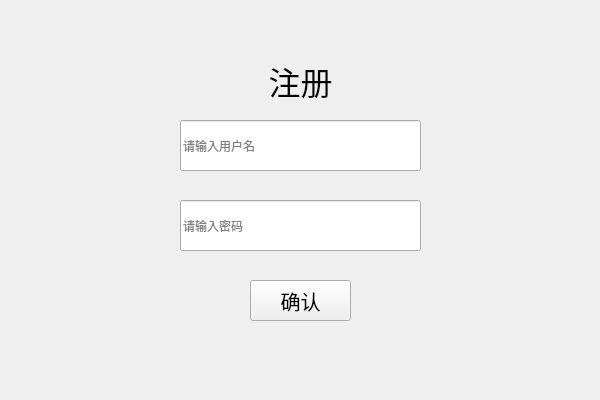
First picture: the form in ClientUI/Regist.ui, repository IDMoquan/Chatting_Room, before the edit.
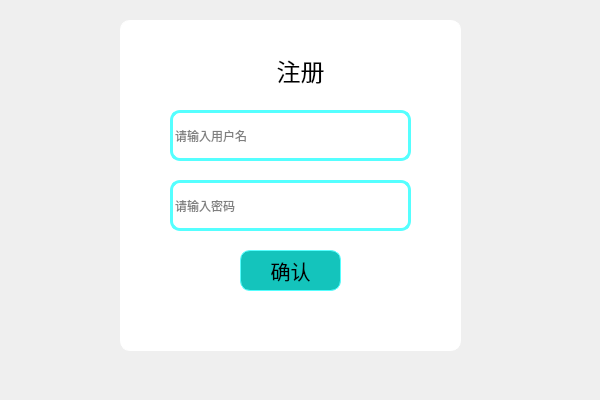
Second picture: the form after the edit.

What changed in the file:
```diff
--- a/ClientUI/Regist.ui
+++ b/ClientUI/Regist.ui
@@ -13,21 +13,48 @@
   <property name="windowTitle">
    <string>Regist</string>
   </property>
+  <widget class="QWidget" name="widget" native="true">
+   <property name="geometry">
+    <rect>
+     <x>120</x>
+     <y>20</y>
+     <width>341</width>
+     <height>331</height>
+    </rect>
+   </property>
+   <property name="styleSheet">
+    <string notr="true">QWidget {
+    
+	background-color: rgb(255, 255, 255);
+  	border: 1px solid #FFFFFF; /* 设置边框宽度为1像素，颜色为白色 */
+    border-radius: 10px; /* 设置边框圆角为10像素 */
+}
+</string>
+   </property>
   <widget class="QLabel" name="label">
    <property name="geometry">
     <rect>
-     <x>240</x>
-     <y>60</y>
+      <x>120</x>
+      <y>30</y>
      <width>121</width>
      <height>41</height>
     </rect>
    </property>
    <property name="font">
     <font>
-     <family>微软雅黑</family>
-     <pointsize>24</pointsize>
-    </font>
-   </property>
+      <family>幼圆</family>
+      <pointsize>18</pointsize>
+      <italic>false</italic>
+      <bold>false</bold>
+     </font>
+    </property>
+    <property name="styleSheet">
+     <string notr="true">QLabel {
+    color: rgb(0, 0, 0);
+	font: 18pt &quot;幼圆&quot;;
+ 	background-color: transparent;
+}</string>
+    </property>
    <property name="text">
     <string>注册</string>
    </property>
@@ -38,12 +65,20 @@
   <widget class="QLineEdit" name="lineEdit">
    <property name="geometry">
     <rect>
-     <x>180</x>
-     <y>120</y>
+      <x>50</x>
+      <y>90</y>
      <width>241</width>
      <height>51</height>
     </rect>
    </property>
+    <property name="styleSheet">
+     <string notr="true">QLineEdit {
+    border-radius: 10px; /* 设置边框圆角为10像素 */
+    border: 3px solid rgb(85, 255, 255); /* 设置边框颜色和宽度 */
+    background-color: transparent; /* 设置背景透明 */
+}
+</string>
+    </property>
    <property name="text">
     <string/>
    </property>
@@ -54,12 +89,20 @@
   <widget class="QLineEdit" name="lineEdit_2">
    <property name="geometry">
     <rect>
-     <x>180</x>
-     <y>200</y>
+      <x>50</x>
+      <y>160</y>
      <width>241</width>
      <height>51</height>
     </rect>
    </property>
+    <property name="styleSheet">
+     <string notr="true">QLineEdit {
+    border-radius: 10px; /* 设置边框圆角为10像素 */
+    border: 3px solid rgb(85, 255, 255); /* 设置边框颜色和宽度 */
+    background-color: transparent; /* 设置背景透明 */
+}
+</string>
+    </property>
    <property name="text">
     <string/>
    </property>
@@ -70,8 +113,8 @@
   <widget class="QPushButton" name="pushButton">
    <property name="geometry">
     <rect>
-     <x>250</x>
-     <y>280</y>
+      <x>120</x>
+      <y>230</y>
      <width>101</width>
      <height>41</height>
     </rect>
@@ -82,9 +125,27 @@
      <pointsize>15</pointsize>
     </font>
    </property>
+    <property name="styleSheet">
+     <string notr="true">QPushButton {
+    padding: 0px; /* 可以根据需要调整内边距 */
+    border: 1px solid rgb(85, 255, 255); /* 可以根据需要调整边框 */
+    text-align: center;
+	color:rgb(0, 0, 0);
+    border-radius: 10px; /* 设置边框圆角为10像素 */
+	background-color:rgb(20, 196, 188);
+}
+QPushButton:hover {
+    background-color: #f0f0f0; /* 鼠标悬停时的背景色 */
+}
+QPushButton:pressed {
+    background-color: #d0d0d0; /* 按钮被按下时的背景色 */
+}
+</string>
+    </property>
    <property name="text">
     <string>确认</string>
    </property>
+   </widget>
   </widget>
  </widget>
  <layoutdefault spacing="6" margin="11"/>
```
Lines whose indentation alone changed are shown as unchanged.
